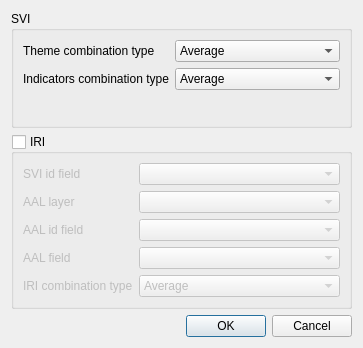
Before: the Qt Designer form svir/ui/ui_calculate_iri.ui in gem/oq-irmt-qgis, drawn with Qt 5.
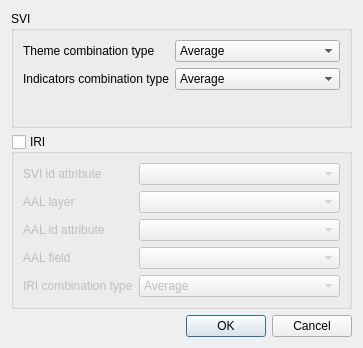
After: the same form once the commit is applied.

```diff
--- a/svir/ui/ui_calculate_iri.ui
+++ b/svir/ui/ui_calculate_iri.ui
@@ -145,7 +145,7 @@
       <item row="2" column="0">
        <widget class="QLabel" name="label_6">
         <property name="text">
-         <string>AAL id field</string>
+         <string>AAL id attribute</string>
         </property>
        </widget>
       </item>
@@ -155,7 +155,7 @@
       <item row="0" column="0">
        <widget class="QLabel" name="label_7">
         <property name="text">
-         <string>SVI id field</string>
+         <string>SVI id attribute</string>
         </property>
        </widget>
       </item>
```
